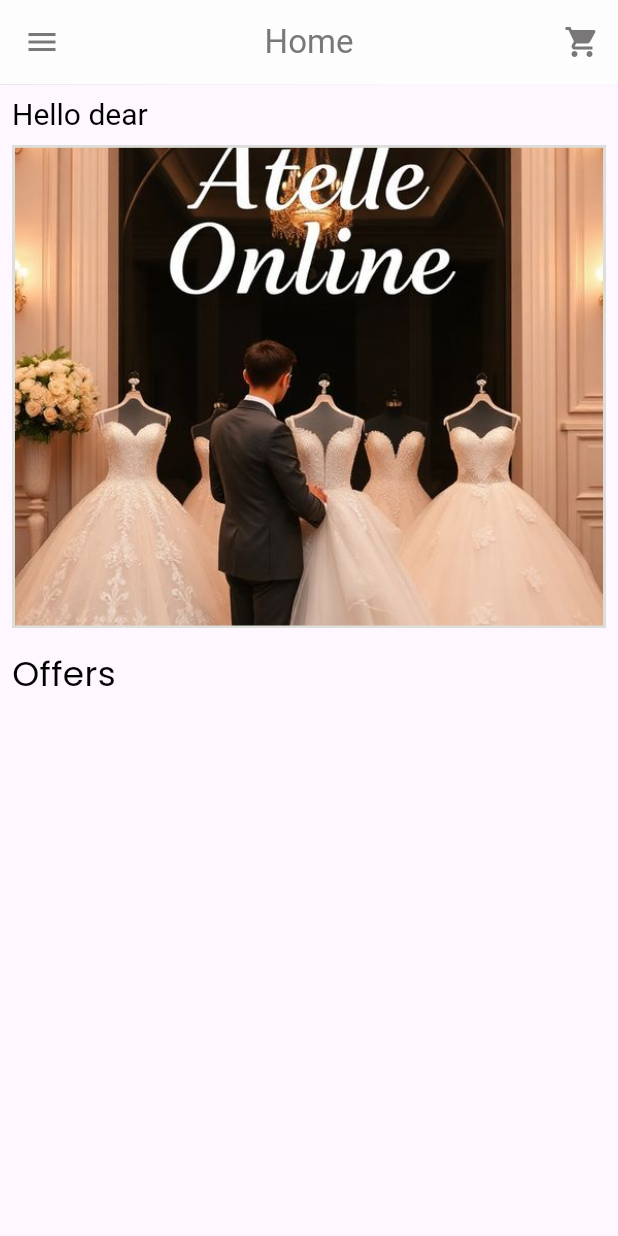
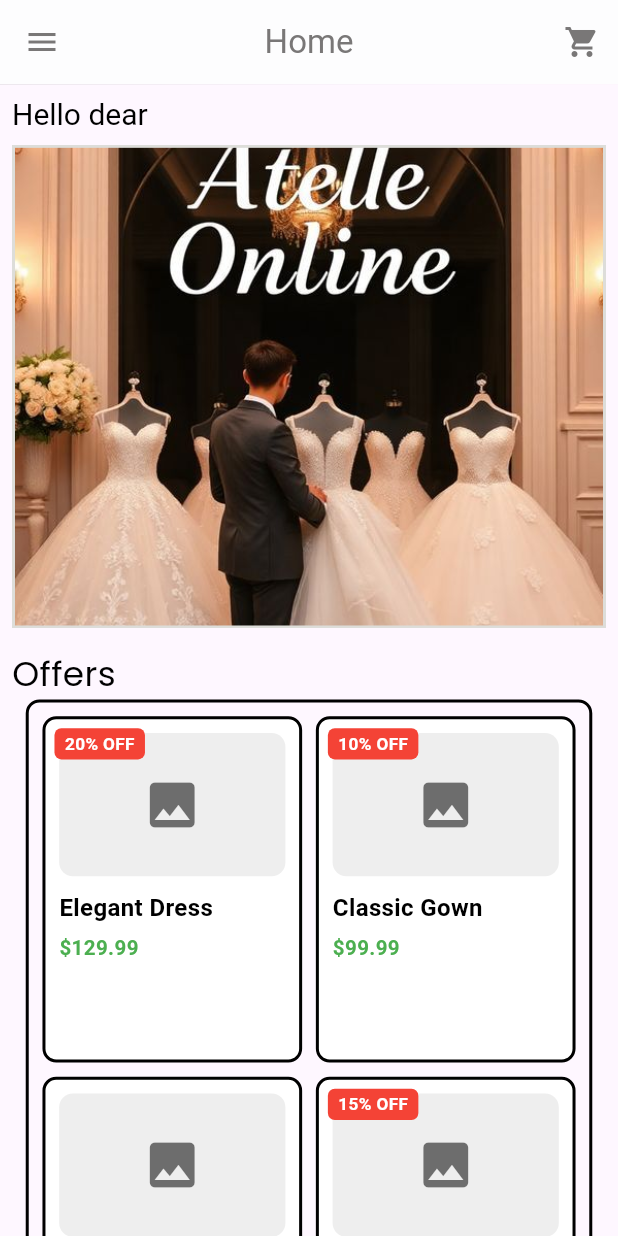
Before and after one commit to Elhadedy36/Atele-Online, a Flutter app: the HomeView screen opened directly, on a phone screen of 412 x 824 dp. Run offline on Flutter 3.47's test engine with Material 3 defaults, Android fonts, the phone set to English and light mode, and no system bars; drawn by our look-alikes of animated_text_kit; our stand-ins replace bloc, cloud_firestore, dio, firebase_auth, firebase_core, flutter_bloc and 7 more; missing offline and left inert: flutter_stripe; accounts and stored records are empty.

Commit message:
refactor all related with price and deposit strings and finally fix the payment with double values as cents and add dummy data on the home view

```diff
--- a/lib/core/Services/service_payment.dart
+++ b/lib/core/Services/service_payment.dart
@@ -6,7 +6,7 @@ abstract class PaymentManager {
   /* fun to take amount of money and the currency type that user need and to do the process */
   static Future<void> MakePayment(int amount, String currency) async {
     try {
-      String ClientSecret = await _getclientSecret((amount * 100).toString(),
+      String ClientSecret = await _getclientSecret((amount * 1).toString(),
           currency); //(amount*100).toString() cuz stripe take the ammount and devided by 100 and the function getclient takes the ammount as string
    await _initializedPaymentSheet(ClientSecret);
    await Stripe.instance.presentPaymentSheet();//show payment sheet
--- a/lib/feature/home/presentation/views/home_view.dart
+++ b/lib/feature/home/presentation/views/home_view.dart
@@ -4,6 +4,7 @@ import 'package:atele_online/core/widgets/custom_drawer.dart';
 import 'package:atele_online/core/widgets/custom_header_text.dart';
 import 'package:atele_online/feature/home/presentation/widgets/custom_animated_typer_text.dart';
 import 'package:atele_online/feature/home/presentation/widgets/custom_page_view.home.dart';
+import 'package:atele_online/feature/home/presentation/widgets/product_grid.dart';
 import 'package:flutter/material.dart';
 import 'package:flutter_screenutil/flutter_screenutil.dart';
 
@@ -12,6 +13,13 @@ class HomeView extends StatelessWidget {
 
   @override
   Widget build(BuildContext context) {
+    final products = [
+      {'name': 'Elegant Dress', 'price': 129.99, 'offer': '20% OFF'},
+      {'name': 'Classic Gown', 'price': 99.99, 'offer': '10% OFF'},
+      {'name': 'Modern Dress', 'price': 149.99, 'offer': ''},
+      {'name': 'Party Outfit', 'price': 79.99, 'offer': '15% OFF'},
+    ];
+
     return Scaffold(
       drawerEnableOpenDragGesture: true,
       drawer: const CustomDrawerProfile(),
@@ -31,7 +39,21 @@ class HomeView extends StatelessWidget {
           SliverToBoxAdapter(child: SizedBox(height: 12.h)),
           const SliverToBoxAdapter(
             child: CustomHeaderText(text: AppStrings.offers),
-          )
+          ),
+          // Offers Section with Black Border
+          SliverToBoxAdapter(
+            child: Padding(
+              padding: EdgeInsets.symmetric(horizontal: 8.w),
+              child: Container(
+                decoration: BoxDecoration(
+                  border: Border.all(color: Colors.black, width: 2),
+                  borderRadius: BorderRadius.circular(8.r),
+                ),
+                padding: EdgeInsets.all(8.w),
+                child: ProductGrid(products: products),
+              ),
+            ),
+          ),
         ]),
       ),
     );
--- /dev/null
+++ b/lib/feature/home/presentation/widgets/product_grid.dart
@@ -0,0 +1,32 @@
+import 'package:flutter/material.dart';
+import 'product_item.dart';
+import 'package:flutter_screenutil/flutter_screenutil.dart';
+
+class ProductGrid extends StatelessWidget {
+  final List<Map<String, dynamic>> products;
+
+  const ProductGrid({Key? key, required this.products}) : super(key: key);
+
+  @override
+  Widget build(BuildContext context) {
+    return GridView.builder(
+      physics: const NeverScrollableScrollPhysics(),
+      shrinkWrap: true,
+      gridDelegate: SliverGridDelegateWithFixedCrossAxisCount(
+        crossAxisCount: 2,
+        crossAxisSpacing: 8.w,
+        mainAxisSpacing: 8.h,
+        childAspectRatio: 3 / 4,
+      ),
+      itemCount: products.length,
+      itemBuilder: (context, index) {
+        final product = products[index];
+        return ProductItem(
+          productName: product['name'] ?? '',
+          productPrice: product['price'] ?? 0.0,
+          offerText: product['offer'] ?? '',
+        );
+      },
+    );
+  }
+}
--- /dev/null
+++ b/lib/feature/home/presentation/widgets/product_item.dart
@@ -0,0 +1,99 @@
+import 'package:flutter/material.dart';
+import 'package:flutter_screenutil/flutter_screenutil.dart';
+
+class ProductItem extends StatelessWidget {
+  final String productName;
+  final double productPrice;
+  final String offerText;
+
+  const ProductItem({
+    Key? key,
+    required this.productName,
+    required this.productPrice,
+    required this.offerText,
+  }) : super(key: key);
+
+  @override
+  Widget build(BuildContext context) {
+    return Stack(
+      children: [
+        // Product Card
+        Container(
+          decoration: BoxDecoration(
+            color: Colors.white,
+            border: Border.all(color: Colors.black, width: 2),
+            borderRadius: BorderRadius.circular(8.r),
+          ),
+          child: Padding(
+            padding: EdgeInsets.all(8.w),
+            child: Column(
+              crossAxisAlignment: CrossAxisAlignment.start,
+              children: [
+                // Product Image (Icon Placeholder)
+                Container(
+                  height: 80.h,
+                  width: double.infinity,
+                  decoration: BoxDecoration(
+                    color: Colors.grey[200],
+                    borderRadius: BorderRadius.circular(8.r),
+                  ),
+                  child: const Icon(
+                    Icons.image,
+                    size: 40,
+                    color: Colors.black54,
+                  ),
+                ),
+                SizedBox(height: 8.h),
+
+                // Product Name
+                Text(
+                  productName,
+                  maxLines: 1,
+                  overflow: TextOverflow.ellipsis,
+                  style: TextStyle(
+                    fontSize: 14.sp,
+                    fontWeight: FontWeight.bold,
+                    color: Colors.black,
+                  ),
+                ),
+
+                // Product Price
+                SizedBox(height: 4.h),
+                Text(
+                  "\$${productPrice.toStringAsFixed(2)}",
+                  style: TextStyle(
+                    fontSize: 12.sp,
+                    fontWeight: FontWeight.w600,
+                    color: Colors.green,
+                  ),
+                ),
+              ],
+            ),
+          ),
+        ),
+
+        // Offer Badge
+        if (offerText.isNotEmpty)
+          Positioned(
+            top: 8,
+            left: 8,
+            child: Container(
+              padding: EdgeInsets.symmetric(horizontal: 6.w, vertical: 2.h),
+              decoration: BoxDecoration(
+                color: Colors.red,
+                borderRadius: BorderRadius.circular(4.r),
+              ),
+              child: Text(
+                offerText,
+                style: TextStyle(
+                  fontSize: 10.sp,
+                  color: Colors.white,
+                  fontWeight: FontWeight.bold,
+                ),
+              ),
+            ),
+          ),
+      ],
+    );
+  }
+}
--- a/lib/feature/reservations/presentation/widget/custom_chackout_builder.dart
+++ b/lib/feature/reservations/presentation/widget/custom_chackout_builder.dart
@@ -2,8 +2,6 @@ import 'package:atele_online/core/Services/service_payment.dart';
 import 'package:atele_online/core/cubits/cubit/shared_data_cubit.dart';
 import 'package:atele_online/core/functions/custom_toast.dart';
 import 'package:atele_online/core/functions/navigation.dart';
-import 'package:atele_online/core/utils/app_assets.dart';
-import 'package:atele_online/core/utils/app_strings.dart';
 import 'package:atele_online/core/utils/app_text_style.dart';
 import 'package:atele_online/core/widgets/custom_button.dart';
 import 'package:atele_online/core/widgets/custom_row.dart';
@@ -91,7 +89,7 @@ class CustomCheckOutCardWidget extends StatelessWidget {
                   // Payment Details
                   _buildCustomRow('Deposit Amount:', product.depositeAmount.toString(), Colors.pink),
                   Divider(color: Colors.grey[400], thickness: 0.5.h),
-                  _buildCustomRow('Price:', product.price.round().toString(), Colors.pink),
+                  _buildCustomRow('Price:', product.price.toString(), Colors.pink),
                   Divider(color: Colors.grey[400], thickness: 0.5.h),
                   _buildCustomRow('Rest:', '${product.price - product.depositeAmount}', Colors.pink),
 
@@ -104,7 +102,8 @@ class CustomCheckOutCardWidget extends StatelessWidget {
                       textcolor: Colors.white,
                       onPressed: () async {
                         try {
-                          await PaymentManager.MakePayment(product.depositeAmount.round(), 'USD');
+                          int ammount=(product.depositeAmount *100).toInt();
+                          await PaymentManager.MakePayment(ammount, 'USD');
 
                           context.read<ReserveCubit>().addAppointment(product, date, time);
                           customNavigate(context, path: '/HoomNavBar');
--- a/lib/feature/store/presentation/widgets/product_item.dart
+++ b/lib/feature/store/presentation/widgets/product_item.dart
@@ -122,7 +122,7 @@ class ProductItem extends StatelessWidget {
                             // Product Price
                             Flexible(
                               child: Text(
-                                "\$${product.depositeAmount.round()}",
+                                "\$${product.depositeAmount}",
                                 style: TextStyle(
                                   fontSize: 16.sp,
                                   fontWeight: FontWeight.bold,
```
